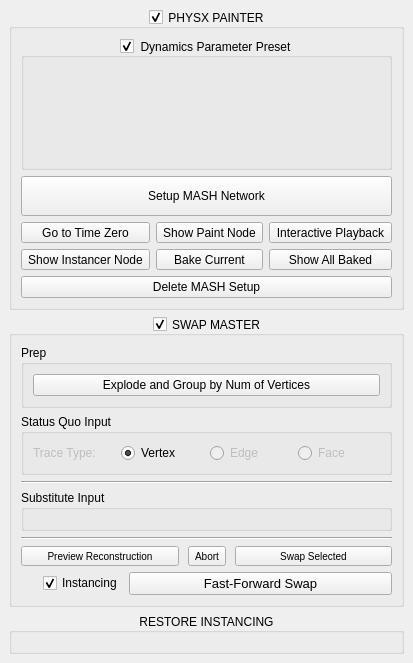
Before: the Qt Designer form src/gui/app/setDressMaster/ui.ui in mushogenshin/mk_dcc, drawn with Qt 5.
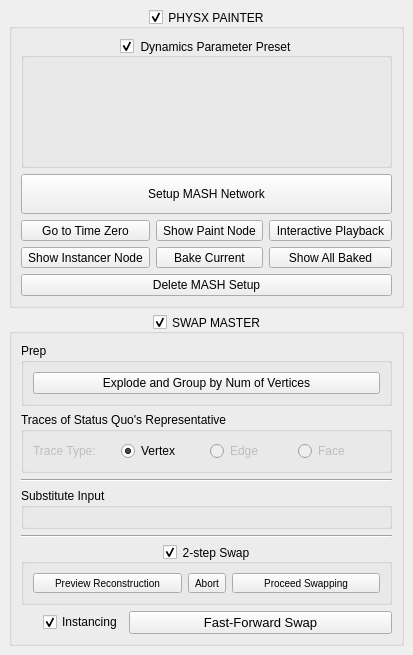
After: the same form once the commit is applied. Icons and pictures are not drawn.

Diff of the .ui file:
```diff
--- a/src/gui/app/setDressMaster/ui.ui
+++ b/src/gui/app/setDressMaster/ui.ui
@@ -7,7 +7,7 @@
     <x>0</x>
     <y>0</y>
     <width>373</width>
-    <height>663</height>
+    <height>655</height>
    </rect>
   </property>
   <property name="windowTitle">
@@ -336,7 +336,7 @@
           </sizepolicy>
          </property>
          <property name="title">
-          <string>Status Quo Input</string>
+          <string>Traces of Status Quo's Representative</string>
          </property>
          <layout class="QVBoxLayout" name="verticalLayout">
           <item>
@@ -416,22 +416,17 @@
         </widget>
        </item>
        <item>
-        <layout class="QHBoxLayout" name="horizontalLayout_3">
-         <property name="spacing">
-          <number>9</number>
+        <widget class="QGroupBox" name="groupBox_4">
+         <property name="title">
+          <string>2-step Swap</string>
          </property>
-         <property name="leftMargin">
-          <number>0</number>
+         <property name="alignment">
+          <set>Qt::AlignCenter</set>
          </property>
-         <property name="topMargin">
-          <number>0</number>
+         <property name="checkable">
+          <bool>true</bool>
          </property>
-         <property name="rightMargin">
-          <number>0</number>
-         </property>
-         <property name="bottomMargin">
-          <number>0</number>
-         </property>
+         <layout class="QHBoxLayout" name="horizontalLayout_5">
          <item>
           <widget class="QToolButton" name="SM_preview_nuclei_btn">
            <property name="sizePolicy">
@@ -491,7 +486,7 @@
           </widget>
          </item>
          <item>
-          <widget class="QToolButton" name="SM_swap_selected_btn">
+           <widget class="QToolButton" name="SM_proceed_swapping_btn">
            <property name="sizePolicy">
             <sizepolicy hsizetype="Preferred" vsizetype="Preferred">
              <horstretch>0</horstretch>
@@ -502,7 +497,7 @@
             <string notr="true">font-size: 10px;</string>
            </property>
            <property name="text">
-            <string>Swap Selected</string>
+             <string>Proceed Swapping</string>
            </property>
            <property name="icon">
             <iconset resource="rc/resources.qrc">
@@ -520,6 +515,7 @@
           </widget>
          </item>
         </layout>
+        </widget>
        </item>
        <item>
         <layout class="QHBoxLayout" name="horizontalLayout_4">
@@ -576,23 +572,6 @@
       </layout>
      </widget>
     </item>
-    <item>
-     <widget class="QGroupBox" name="restore_instancing_group_box">
-      <property name="sizePolicy">
-       <sizepolicy hsizetype="Preferred" vsizetype="Fixed">
-        <horstretch>0</horstretch>
-        <verstretch>0</verstretch>
-       </sizepolicy>
-      </property>
-      <property name="title">
-       <string>RESTORE INSTANCING</string>
-      </property>
-      <property name="alignment">
-       <set>Qt::AlignCenter</set>
-      </property>
-      <layout class="QVBoxLayout" name="restore_instancing_group_box_layout"/>
-     </widget>
-    </item>
    </layout>
   </widget>
  </widget>
```
Lines whose indentation alone changed are shown as unchanged.
